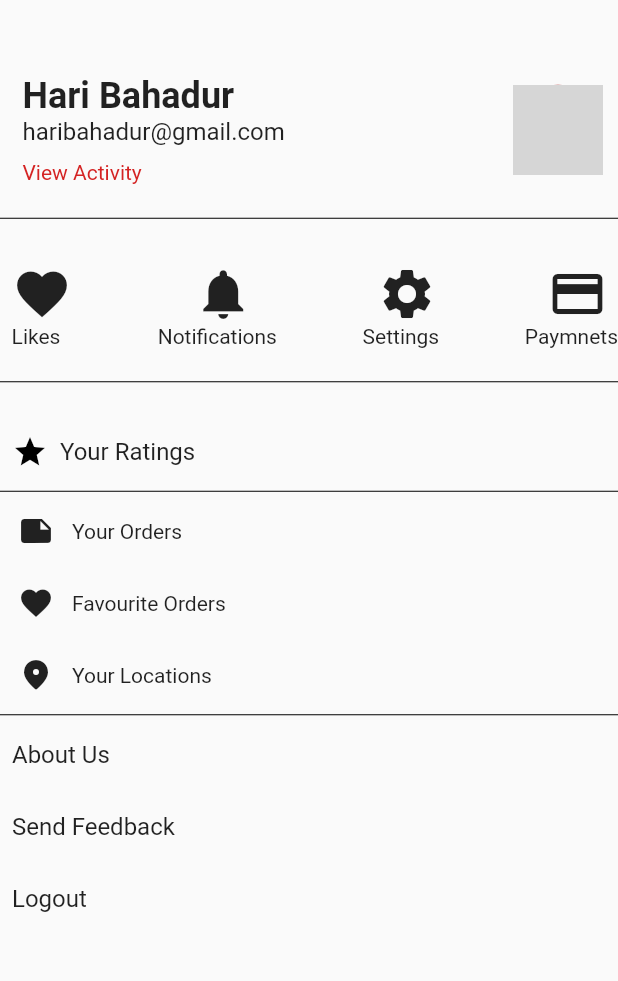
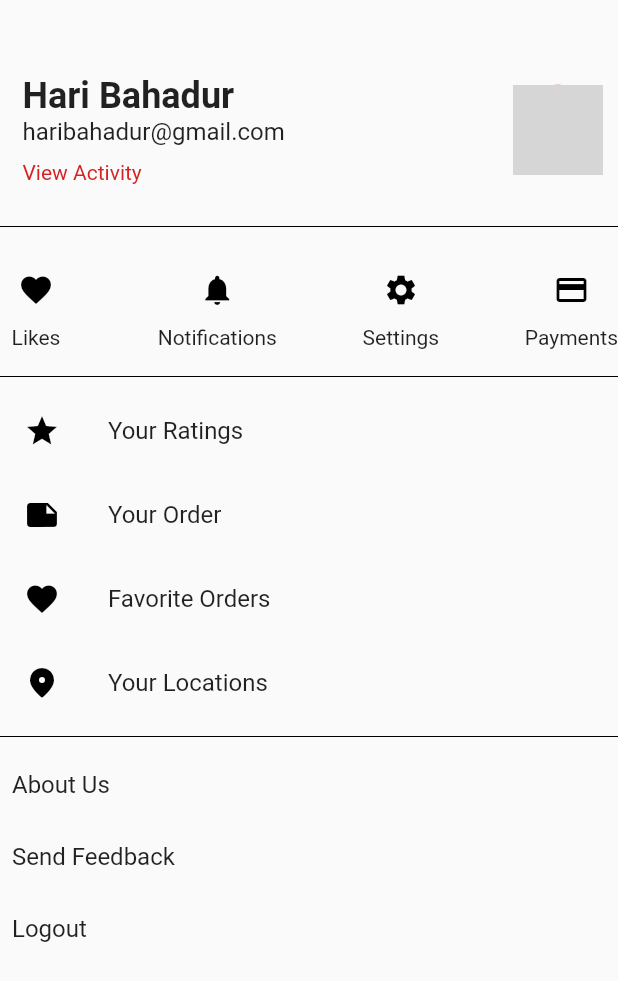
Before and after one commit to cygnus55/foodie, a Flutter app: the screen it shows after launch, on a phone screen of 412 x 824 dp. Shown: the top 981 px of the screen. Run offline on Flutter 3.47's test engine with Material 2 defaults, Android fonts, the phone set to English and light mode, and no system bars; our stand-ins replace flutter_signin_button, intl_phone_field; network calls fail; grey boxes are pictures that could not be loaded.

Commit message:
List view implemented in profile screen
for row of icons still looping is required and also in last columns

```diff
--- a/frontend/foodie/lib/main.dart
+++ b/frontend/foodie/lib/main.dart
@@ -19,6 +19,8 @@ class MyApp extends StatelessWidget {
         title: 'Foodie APP',
         theme: ThemeData(
           primarySwatch: buildMaterialColor(const Color(0xFFD42323)),
+          iconTheme: const IconThemeData(color: Colors.black),
+          dividerColor: Colors.black,
         ),
         // home: const MyHomePage(title: 'Foodie'),
         routes: {
--- a/frontend/foodie/lib/screens/profile_screen.dart
+++ b/frontend/foodie/lib/screens/profile_screen.dart
@@ -1,21 +1,74 @@
 import 'package:flutter/material.dart';
 
 class ProfileScreen extends StatefulWidget {
- const  ProfileScreen({Key? key}) : super(key: key);
+  const ProfileScreen({Key? key}) : super(key: key);
 
   @override
   State<ProfileScreen> createState() => _ProfileScreenState();
 }
 
 class _ProfileScreenState extends State<ProfileScreen> {
+  // final List<Map> _hello = [
+  //   {
+  //     'id' : '0xe5f9',
+  //     'family': 'MaterialIcons',
+  //     'value': 'Your Rating',
+  //   },
+  //   {
+  //     'id' : '0xe449',
+  //     'family': 'MaterialIcons',
+  //     'value': 'Your Order',
+  //   },
+  //   {
+  //     'id' : '0xe25b',
+  //     'family': 'MaterialIcons',
+  //     'value': 'Favourite Orders',
+  //   },
+  //   {
+  //     'id' : '0xf884',
+  //     'family': 'MaterialIcons',
+  //     'value': 'Your Locations',
+  //   },
+
+  // ];
+
+  final List<IconData> _columnIcon = [
+    Icons.star,
+    Icons.note,
+    Icons.favorite,
+    Icons.location_on_rounded,
+  ];
+
+  final List<String> _columnValues = [
+    'Your Ratings',
+    'Your Order',
+    'Favorite Orders',
+    'Your Locations',
+  ];
+
+  final List<IconData> _rowIcon = [
+    Icons.favorite,
+    Icons.notifications,
+    Icons.settings,
+    Icons.payment,
+  ];
+
+  final List<String> _rowValues = [
+    'Likes',
+    'Notifications',
+    'Settings',
+    'Payment',
+  ];
+
   @override
   Widget build(BuildContext context) {
     return Scaffold(
-
-      body:Column(
+      body: Column(
         crossAxisAlignment: CrossAxisAlignment.start,
         children: [
-        const SizedBox(height: 50,),
+          const SizedBox(
+            height: 50,
+          ),
           Row(
             mainAxisAlignment: MainAxisAlignment.spaceBetween,
             children: [
@@ -24,99 +77,132 @@ class _ProfileScreenState extends State<ProfileScreen> {
                 child: Column(
                   crossAxisAlignment: CrossAxisAlignment.start,
                   children: [
-              Text('Hari Bahadur',style: Theme.of(context).textTheme.headline5?.copyWith(fontWeight: FontWeight.bold)),
-              Text('haribahadur@gmail.com',style: Theme.of(context).textTheme.subtitle1,),
-              Container(
-                margin: const EdgeInsets.only( top: 10),
-                child: GestureDetector(
-                  onTap: (){},
-                  child: const Text('View Activity',style: TextStyle(color: Color(0xFFD42323)),)),
-              )
-            ],),
+                    Text(
+                      'Hari Bahadur',
+                      style: Theme.of(context)
+                          .textTheme
+                          .headline5
+                          ?.copyWith(fontWeight: FontWeight.bold),
+                    ),
+                    Text(
+                      'haribahadur@gmail.com',
+                      style: Theme.of(context).textTheme.subtitle1,
                     ),
                     Container(
-            margin: const  EdgeInsets.only(right: 10),
-            child: const CircleAvatar(
-              backgroundImage: NetworkImage('https://img.search.brave.com/Rx5A-765-5Ie9Nt6yNnNc7JH1inemybJqdaRcsOXg1k/rs:fit:844:225:1/g:ce/aHR0cHM6Ly90c2Uy/LmV4cGxpY2l0LmJp/bmcubmV0L3RoP2lk/PU9JUC5LS0ZaS2l2/Rms0S2toWVZrRE9F/aDhRSGFFSyZwaWQ9/QXBp'),
-              radius: 30,
+                      margin: const EdgeInsets.only(top: 10),
+                      child: GestureDetector(
+                        onTap: () {},
+                        child: const Text(
+                          'View Activity',
+                          style: TextStyle(color: Color(0xFFD42323)),
                         ),
-          )
-        ],),
-        const SizedBox(height:20),
-        const Divider(
-          height: 5,
-          color: Colors.black,
                       ),
-         Container(
-            padding: const EdgeInsets.symmetric(vertical: 20),
-            child: Row(
-              mainAxisAlignment: MainAxisAlignment.spaceBetween,
-              children: [
-                Column(children: [
-                  IconButton(onPressed: (){}, icon: const Icon(Icons.favorite,size: 40,)),
-                  const Text('Likes')
-                ]
-                ),
-                Column(children: [
-                  IconButton(onPressed: (){}, icon: const Icon(Icons.notifications,size: 40,)),
-                  const Text('Notifications')
-                ]
-                ),
-                Column(children: [
-                  IconButton(onPressed: (){}, icon: const Icon(Icons.settings,size: 40,)),
-                  const Text('Settings')
-                ]
-                ),
-                Column(children: [
-                  IconButton(onPressed: (){}, icon: const Icon(Icons.payment,size: 40,)),
-                  const Text('Paymnets')
-                ]
                     ),
                   ],
                 ),
               ),
-          const Divider(
-          height: 5,
-          color: Colors.black,
+              Container(
+                margin: const EdgeInsets.only(right: 10),
+                child: const CircleAvatar(
+                  backgroundImage: NetworkImage(
+                      'https://img.search.brave.com/Rx5A-765-5Ie9Nt6yNnNc7JH1inemybJqdaRcsOXg1k/rs:fit:844:225:1/g:ce/aHR0cHM6Ly90c2Uy/LmV4cGxpY2l0LmJp/bmcubmV0L3RoP2lk/PU9JUC5LS0ZaS2l2/Rms0S2toWVZrRE9F/aDhRSGFFSyZwaWQ9/QXBp'),
+                  radius: 30,
                 ),
-        const SizedBox(height:20),
-        TextButton.icon(onPressed: (){},
-        icon: const Icon(Icons.star,color:Colors.black),
-         label: Text('Your Ratings',
-         style:Theme.of(context).textTheme.subtitle1 ,)),
-        const Divider(
-          height: 5,
-          color: Colors.black,
               ),
-        Row(children: [
-          IconButton(onPressed: () {}, icon: const Icon(Icons.note)),
-          const Text('Your Orders'),
-        ],),
-        Row(children: [
-          IconButton(onPressed: () {}, icon: const Icon(Icons.favorite)),
-          const Text('Favourite Orders'),
-        ],),
-        Row(children: [
-          IconButton(onPressed: () {}, icon: const Icon(Icons.location_on_rounded)),
-          const Text('Your Locations'),
-        ],),
-        const Divider(
-          height: 5,
-          color: Colors.black,
+            ],
+          ),
+          const SizedBox(height: 20),
+          const Divider(),
+          Container(
+            padding: const EdgeInsets.symmetric(vertical: 10),
+            child: Row(
+              mainAxisAlignment: MainAxisAlignment.spaceBetween,
+              children: [
+                Column(
+                  children: [
+                    IconButton(
+                      onPressed: () {},
+                      icon: const Icon(
+                        Icons.favorite,
+                      ),
+                    ),
+                    const Text('Likes')
+                  ],
+                ),
+                Column(
+                  children: [
+                    IconButton(
+                      onPressed: () {},
+                      icon: const Icon(
+                        Icons.notifications,
+                      ),
+                    ),
+                    const Text('Notifications')
+                  ],
+                ),
+                Column(
+                  children: [
+                    IconButton(
+                      onPressed: () {},
+                      icon: const Icon(
+                        Icons.settings,
+                      ),
+                    ),
+                    const Text('Settings')
+                  ],
+                ),
+                Column(
+                  children: [
+                    IconButton(
+                      onPressed: () {},
+                      icon: const Icon(
+                        Icons.payment,
+                      ),
+                    ),
+                    const Text('Payments'),
+                  ],
+                ),
+              ],
+            ),
+          ),
+          const Divider(),
+          ListView.builder(
+            padding: EdgeInsets.zero,
+            shrinkWrap: true,
+            itemCount: _columnIcon.length,
+            itemBuilder: (ctx, index) {
+              return ListTile(
+                leading: Icon(_columnIcon[index],
+                    color: Theme.of(context).iconTheme.color),
+                title: Text(_columnValues[index]),
+                onTap: () {},
+              );
+            },
+          ),
+          const Divider(),
+          TextButton(
+            onPressed: () {},
+            child: Text(
+              'About Us',
+              style: Theme.of(context).textTheme.subtitle1,
+            ),
           ),
           TextButton(
-            onPressed: (){},
-            child:  Text('About Us',style:Theme.of(context).textTheme.subtitle1,),
+            onPressed: () {},
+            child: Text(
+              'Send Feedback',
+              style: Theme.of(context).textTheme.subtitle1,
+            ),
           ),
           TextButton(
-            onPressed: (){},
-            child:  Text('Send Feedback',style:Theme.of(context).textTheme.subtitle1,),
+            onPressed: () {},
+            child: Text(
+              'Logout',
+              style: Theme.of(context).textTheme.subtitle1,
             ),
-          TextButton(
-            onPressed: (){},
-            child:  Text('Logout',style:Theme.of(context).textTheme.subtitle1,),
           ),
-
-      ],),);
+        ],
+      ),
+    );
   }
 }
```
Lines whose indentation alone changed are shown as unchanged.
